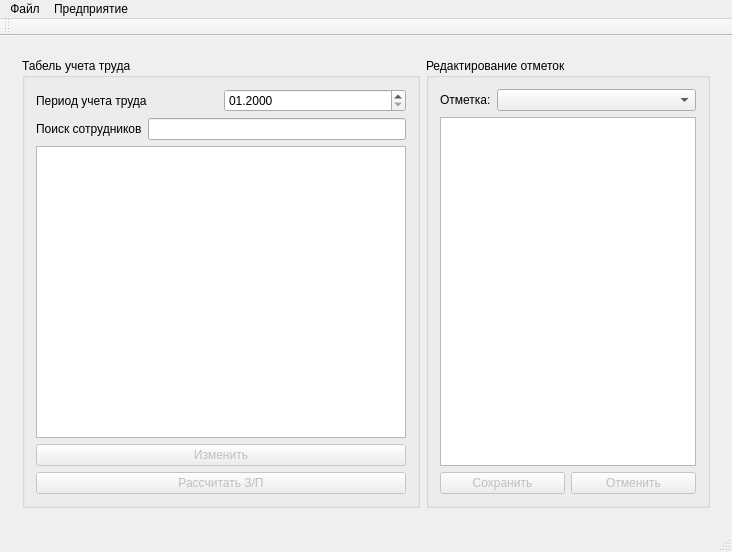
Qt form SalaryCount/SalaryCount/salarycount.ui (artemkurylev/mdkp) before a commit.
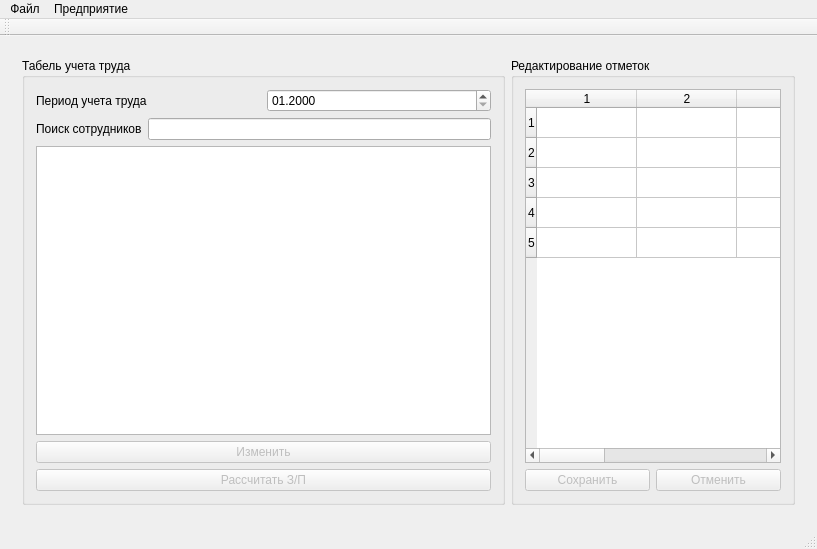
The same form after that commit. The open tabs and pages were chosen to show the change. Icons and pictures are not drawn.

Commit message: Добавил связь с окном табелй

Patch:
```diff
--- a/SalaryCount/SalaryCount/salarycount.ui
+++ b/SalaryCount/SalaryCount/salarycount.ui
@@ -6,8 +6,8 @@
    <rect>
     <x>0</x>
     <y>0</y>
-    <width>732</width>
-    <height>552</height>
+    <width>817</width>
+    <height>530</height>
    </rect>
   </property>
   <property name="windowTitle">
@@ -411,30 +411,7 @@
            <string>Редактирование отметок</string>
           </property>
           <layout class="QGridLayout" name="gridLayout_9">
-           <item row="0" column="0">
-            <layout class="QHBoxLayout" name="horizontalLayout_9">
-             <item>
-              <widget class="QLabel" name="label_2">
-               <property name="sizePolicy">
-                <sizepolicy hsizetype="Fixed" vsizetype="Preferred">
-                 <horstretch>0</horstretch>
-                 <verstretch>0</verstretch>
-                </sizepolicy>
-               </property>
-               <property name="text">
-                <string>Отметка:</string>
-               </property>
-              </widget>
-             </item>
-             <item>
-              <widget class="QComboBox" name="comboBox_3"/>
-             </item>
-            </layout>
-           </item>
            <item row="1" column="0">
-            <widget class="QListWidget" name="listWidget_3"/>
-           </item>
-           <item row="2" column="0">
             <layout class="QHBoxLayout" name="horizontalLayout_13">
              <item>
               <widget class="QPushButton" name="pushButton_13">
@@ -458,6 +435,70 @@
              </item>
             </layout>
            </item>
+           <item row="0" column="0">
+            <widget class="QTableWidget" name="laborSheet">
+             <row>
+              <property name="text">
+               <string>1</string>
+              </property>
+             </row>
+             <row>
+              <property name="text">
+               <string>2</string>
+              </property>
+             </row>
+             <row>
+              <property name="text">
+               <string>3</string>
+              </property>
+             </row>
+             <row>
+              <property name="text">
+               <string>4</string>
+              </property>
+             </row>
+             <row>
+              <property name="text">
+               <string>5</string>
+              </property>
+             </row>
+             <column>
+              <property name="text">
+               <string>1</string>
+              </property>
+             </column>
+             <column>
+              <property name="text">
+               <string>2</string>
+              </property>
+             </column>
+             <column>
+              <property name="text">
+               <string>3</string>
+              </property>
+             </column>
+             <column>
+              <property name="text">
+               <string>4</string>
+              </property>
+             </column>
+             <column>
+              <property name="text">
+               <string>5</string>
+              </property>
+             </column>
+             <column>
+              <property name="text">
+               <string>6</string>
+              </property>
+             </column>
+             <column>
+              <property name="text">
+               <string>7</string>
+              </property>
+             </column>
+            </widget>
+           </item>
           </layout>
          </widget>
         </item>
@@ -753,7 +794,7 @@
     <rect>
      <x>0</x>
      <y>0</y>
-     <width>732</width>
+     <width>817</width>
      <height>21</height>
     </rect>
    </property>
```
Left out of the diff: 81 changed lines with no effect on the pictures. The commit also changes 6 other files.
